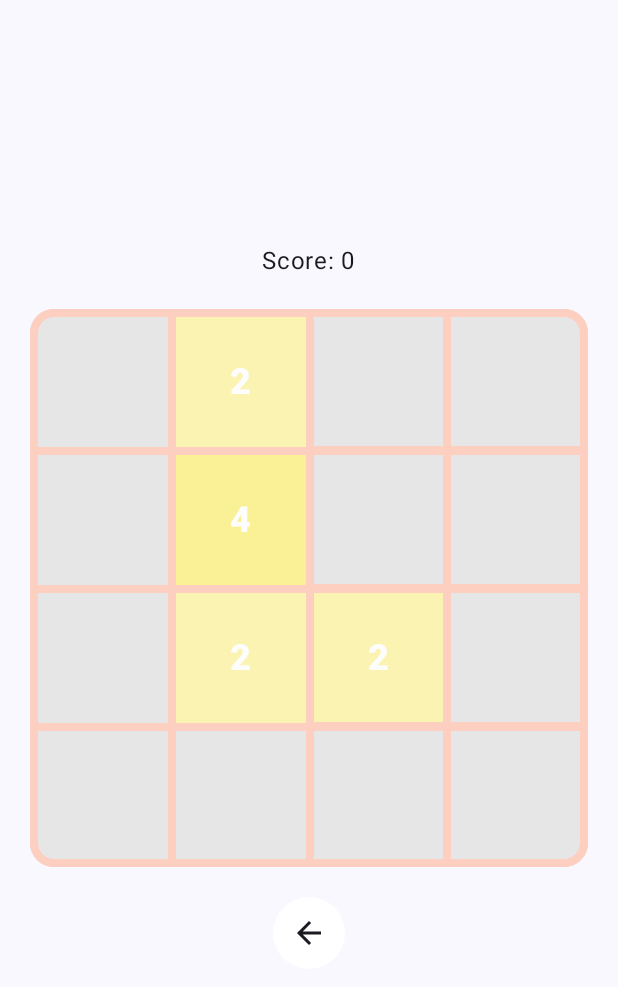
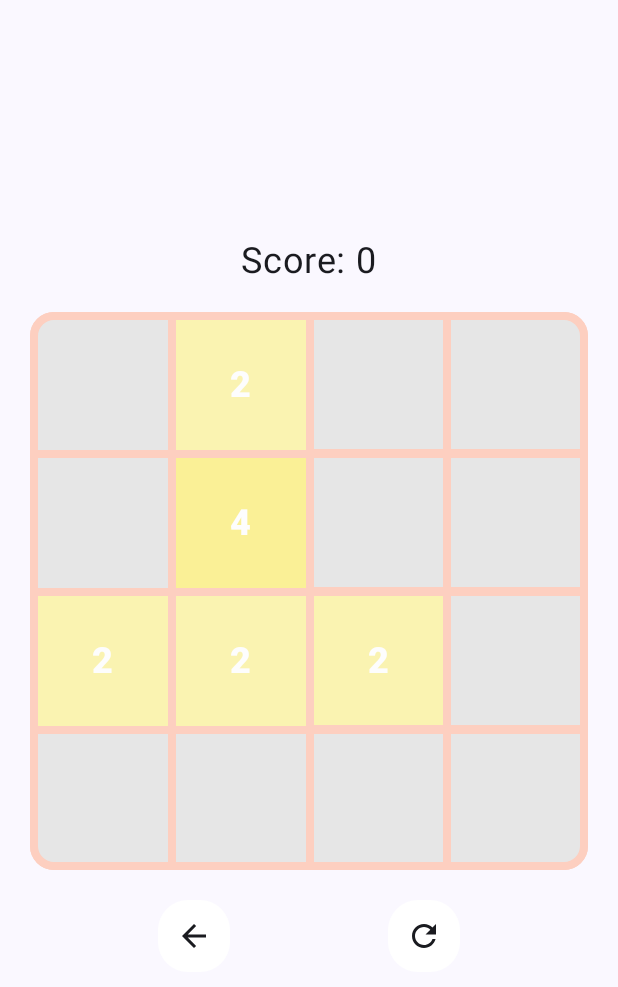
Before and after one commit to Siorpin/2048, an Android app built with Jetpack Compose: the composable MainSurface shown on its own in the app's theme, on a phone screen of 412 x 824 dp. Shown: the top 987 px of the screen. Run offline under Robolectric (Android 15) with nearby library versions, the phone set to English and light mode, and no system bars.

Commit message:
implemented back and reset buttons

```diff
--- a/app/src/main/java/com/example/a2048/GameManager.kt
+++ b/app/src/main/java/com/example/a2048/GameManager.kt
@@ -189,4 +189,10 @@ class GameManager {
     private fun addScore(scoreToAdd: Int) {
         score += scoreToAdd
     }
+
+    fun resetTiles() {
+        tiles.forEach{ el ->
+            tiles[el.key] = null
+        }
+    }
 }
--- a/app/src/main/java/com/example/a2048/MainActivity.kt
+++ b/app/src/main/java/com/example/a2048/MainActivity.kt
@@ -1,6 +1,8 @@
 package com.example.a2048
 
+import android.graphics.drawable.Icon
 import android.os.Bundle
+import android.util.Log
 import androidx.activity.ComponentActivity
 import androidx.activity.compose.setContent
 import androidx.activity.enableEdgeToEdge
@@ -9,13 +11,16 @@ import androidx.compose.foundation.border
 import androidx.compose.foundation.clickable
 import androidx.compose.foundation.gestures.detectHorizontalDragGestures
 import androidx.compose.foundation.gestures.detectVerticalDragGestures
+import androidx.compose.foundation.interaction.MutableInteractionSource
 import androidx.compose.foundation.layout.Arrangement
 import androidx.compose.foundation.layout.Box
 import androidx.compose.foundation.layout.Column
 import androidx.compose.foundation.layout.PaddingValues
+import androidx.compose.foundation.layout.Row
 import androidx.compose.foundation.layout.aspectRatio
 import androidx.compose.foundation.layout.fillMaxSize
 import androidx.compose.foundation.layout.fillMaxWidth
+import androidx.compose.foundation.layout.offset
 import androidx.compose.foundation.layout.padding
 import androidx.compose.foundation.lazy.grid.GridCells
 import androidx.compose.foundation.lazy.grid.LazyVerticalGrid
@@ -23,12 +28,14 @@ import androidx.compose.foundation.lazy.grid.items
 import androidx.compose.foundation.shape.RoundedCornerShape
 import androidx.compose.material.icons.Icons
 import androidx.compose.material.icons.filled.ArrowBack
+import androidx.compose.material.icons.filled.Refresh
 import androidx.compose.material3.Button
 import androidx.compose.material3.CenterAlignedTopAppBar
 import androidx.compose.material3.ExperimentalMaterial3Api
 import androidx.compose.material3.Icon
 import androidx.compose.material3.IconButton
 import androidx.compose.material3.Scaffold
+import androidx.compose.material3.Surface
 import androidx.compose.material3.Text
 import androidx.compose.material3.TopAppBarDefaults
 import androidx.compose.runtime.Composable
@@ -39,11 +46,18 @@ import androidx.compose.runtime.remember
 import androidx.compose.runtime.setValue
 import androidx.compose.ui.Alignment
 import androidx.compose.ui.Modifier
+import androidx.compose.ui.geometry.Offset
 import androidx.compose.ui.graphics.Color
+import androidx.compose.ui.graphics.Shader
+import androidx.compose.ui.graphics.vector.ImageVector
 import androidx.compose.ui.input.pointer.pointerInput
+import androidx.compose.ui.layout.onGloballyPositioned
+import androidx.compose.ui.platform.LocalDensity
 import androidx.compose.ui.res.stringResource
 import androidx.compose.ui.text.font.FontFamily
 import androidx.compose.ui.text.font.FontWeight
+import androidx.compose.ui.text.style.TextAlign
+import androidx.compose.ui.unit.Dp
 import androidx.compose.ui.unit.dp
 import androidx.compose.ui.unit.sp
 import com.example.a2048.ui.theme._2048Theme
@@ -117,10 +131,17 @@ fun MainSurface(modifier: Modifier = Modifier) {
                 gameScore = gameManager.score
             }
         )
-        BackButton({
-            tiles = previousTilesValue
-            gameManager.updateTiles(tiles)
-        }
+        ButtonsRow(
+            resetButtonFunction = {
+                gameScore = 0
+                gameManager.resetTiles()
+                gameManager.startGame()
+                tiles = gameManager.getTiles()
+            },
+            backButtonFunction = {
+                tiles = previousTilesValue
+                gameManager.updateTiles(tiles)
+            }
         )
     }
 }
@@ -217,10 +238,41 @@ fun Game(
                 .fillMaxWidth()
                 .aspectRatio(1f)
         ) {
+            var itemsCounter = 0
             items(tiles){element ->
-                GameCell(
-                    element
-                )
+                when(itemsCounter) {
+                    0 -> GameCell(
+                        element,
+                        0.dp,
+                        10.dp,
+                        RoundedCornerShape(topStart = 12.dp)
+                    )
+                    3 -> GameCell(
+                        element,
+                        0.dp,
+                        10.dp,
+                        RoundedCornerShape(topEnd = 12.dp)
+                    )
+                    12 -> GameCell(
+                        element,
+                        0.dp,
+                        10.dp,
+                        RoundedCornerShape(bottomStart = 12.dp)
+                    )
+                    15 -> GameCell(
+                        element,
+                        0.dp,
+                        10.dp,
+                        RoundedCornerShape(bottomEnd = 12.dp)
+                    )
+
+                    else -> GameCell(
+                        element,
+                        0.dp,
+                        10.dp
+                    )
+                }
+                itemsCounter++
             }
         }
     }
@@ -229,8 +281,16 @@ fun Game(
 @Composable
 fun GameCell(
     value: Int?,
+    offsetX: Dp,
+    offsetY: Dp,
+    shape: RoundedCornerShape = RoundedCornerShape(0.dp),
     modifier: Modifier = Modifier
 ){
+    var height by remember {
+        mutableStateOf(0.dp)
+    }
+    val density = LocalDensity.current
+
     val text: String = when(value){
         null -> ""
         else -> value.toString()
@@ -248,14 +308,25 @@ fun GameCell(
         512 -> Color(0xFFFF3030)
         1024 -> Color(0xFFDE68FF)
         2048 -> Color(0xFFCC17FF)
+        4096 -> Color(0xFF8800FF)
         else -> Color.Transparent
     }
     Box(
         modifier = modifier
             .aspectRatio(1f)
-            .fillMaxWidth()
-            .background(color = blockColor)
+            //.offset(height + 5.dp, 0.dp)
+            .onGloballyPositioned {
+                height = with(density) {
+                    it.size.height.toDp()
+                }
+            }
     ){
+        Surface(
+            color = blockColor,
+            modifier = modifier
+                .fillMaxSize(),
+            shape = shape
+        ) {}
         Text(
             text = text,
             color = Color(0xFFFDFDFD),
@@ -272,11 +343,32 @@ fun Score(
     score: Int,
     modifier: Modifier = Modifier
 ){
-    Text(text = "Score: $score")
+    Text(
+        text = stringResource(R.string.score, score),
+        fontSize = 24.sp,
+        fontWeight = FontWeight.W400
+    )
 }
 
 @Composable
-fun BackButton (
+fun ButtonsRow(
+    resetButtonFunction: () -> Unit,
+    backButtonFunction: () -> Unit,
+    modifier: Modifier = Modifier
+) {
+    Row (
+        horizontalArrangement = Arrangement.SpaceEvenly,
+        modifier = modifier
+            .fillMaxWidth()
+    ) {
+        GameButton(Icons.Default.ArrowBack, backButtonFunction)
+        GameButton(Icons.Default.Refresh, resetButtonFunction)
+    }
+}
+
+@Composable
+fun GameButton (
+    icon: ImageVector,
     onClick: () -> Unit,
     modifier: Modifier = Modifier
 ) {
@@ -284,17 +376,14 @@ fun BackButton (
         modifier = modifier
             .background(
                 Color.White,
-                RoundedCornerShape(24.dp)
+                RoundedCornerShape(20.dp)
             )
-            .clickable {
-
-            }
     ) {
         IconButton(
             onClick = onClick,
             modifier = modifier
         ) {
-            Icon(Icons.Default.ArrowBack, "Cancel move")
+            Icon(icon, "Cancel move")
         }
     }
 }
--- a/app/src/main/res/values/strings.xml
+++ b/app/src/main/res/values/strings.xml
@@ -1,4 +1,5 @@
 <resources>
     <string name="app_name">2048</string>
     <string name="GameTitle">2048</string>
+    <string name="score">Score: %1$s</string>
 </resources>
```
